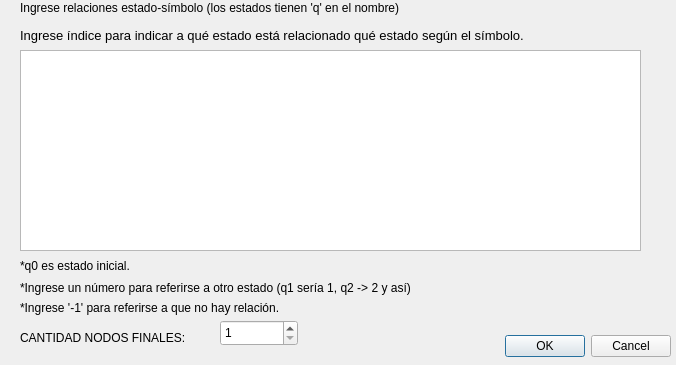
This is GUI/Proyecto-Atomatas-GUI/ventanatabla.ui in Santasy/Proyecto-Automatas as Qt 5 draws it before an edit. The edited form follows.
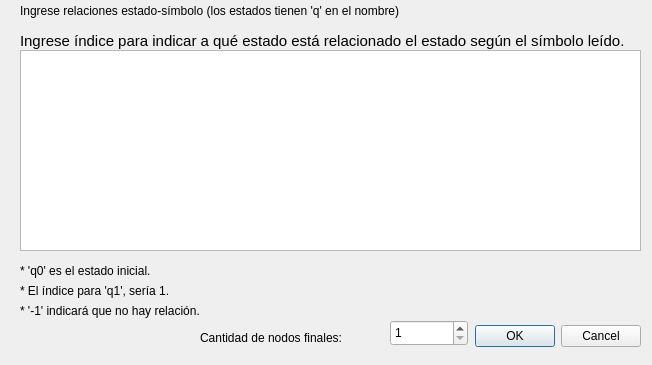
This is the edited form.

What changed in the file:
```diff
--- a/GUI/Proyecto-Atomatas-GUI/ventanatabla.ui
+++ b/GUI/Proyecto-Atomatas-GUI/ventanatabla.ui
@@ -9,7 +9,7 @@
    <rect>
     <x>0</x>
     <y>0</y>
-    <width>676</width>
+    <width>652</width>
     <height>365</height>
    </rect>
   </property>
@@ -28,8 +28,8 @@
   <widget class="QDialogButtonBox" name="buttonBox">
    <property name="geometry">
     <rect>
-     <x>330</x>
-     <y>330</y>
+     <x>300</x>
+     <y>320</y>
      <width>341</width>
      <height>32</height>
     </rect>
@@ -64,13 +64,13 @@
    <property name="geometry">
     <rect>
      <x>20</x>
-     <y>250</y>
-     <width>261</width>
-     <height>31</height>
+     <y>260</y>
+     <width>331</width>
+     <height>21</height>
     </rect>
    </property>
    <property name="text">
-    <string>*q0 es estado inicial.</string>
+    <string>* 'q0' es el estado inicial.</string>
    </property>
   </widget>
   <widget class="QLabel" name="label_2">
@@ -78,8 +78,8 @@
     <rect>
      <x>20</x>
      <y>0</y>
-     <width>461</width>
-     <height>16</height>
+     <width>491</width>
+     <height>21</height>
     </rect>
    </property>
    <property name="text">
@@ -91,12 +91,12 @@
     <rect>
      <x>20</x>
      <y>280</y>
-     <width>431</width>
-     <height>16</height>
+     <width>491</width>
+     <height>21</height>
     </rect>
    </property>
    <property name="text">
-    <string>*Ingrese un número para referirse a otro estado (q1 sería 1, q2 -&gt; 2 y así)</string>
+    <string>* El índice para 'q1', sería 1.</string>
    </property>
   </widget>
   <widget class="QLabel" name="label_4">
@@ -105,18 +105,18 @@
      <x>20</x>
      <y>20</y>
      <width>621</width>
-     <height>31</height>
+     <height>41</height>
     </rect>
    </property>
    <property name="font">
     <font>
-     <pointsize>10</pointsize>
+     <pointsize>11</pointsize>
      <weight>50</weight>
      <bold>false</bold>
     </font>
    </property>
    <property name="text">
-    <string>Ingrese índice para indicar a qué estado está relacionado qué estado según el símbolo.</string>
+    <string>Ingrese índice para indicar a qué estado está relacionado el estado según el símbolo leído.</string>
    </property>
    <property name="wordWrap">
     <bool>true</bool>
@@ -127,31 +127,31 @@
     <rect>
      <x>20</x>
      <y>300</y>
-     <width>291</width>
-     <height>16</height>
+     <width>331</width>
+     <height>21</height>
     </rect>
    </property>
    <property name="text">
-    <string>*Ingrese '-1' para referirse a que no hay relación.</string>
+    <string>* '-1' indicará que no hay relación.</string>
    </property>
   </widget>
   <widget class="QLabel" name="label_6">
    <property name="geometry">
     <rect>
-     <x>20</x>
+     <x>200</x>
      <y>330</y>
      <width>231</width>
      <height>16</height>
     </rect>
    </property>
    <property name="text">
-    <string>CANTIDAD NODOS FINALES:</string>
+    <string>Cantidad de nodos finales:</string>
    </property>
   </widget>
   <widget class="QSpinBox" name="nFinales">
    <property name="geometry">
     <rect>
-     <x>220</x>
+     <x>390</x>
      <y>320</y>
      <width>78</width>
      <height>26</height>
```
